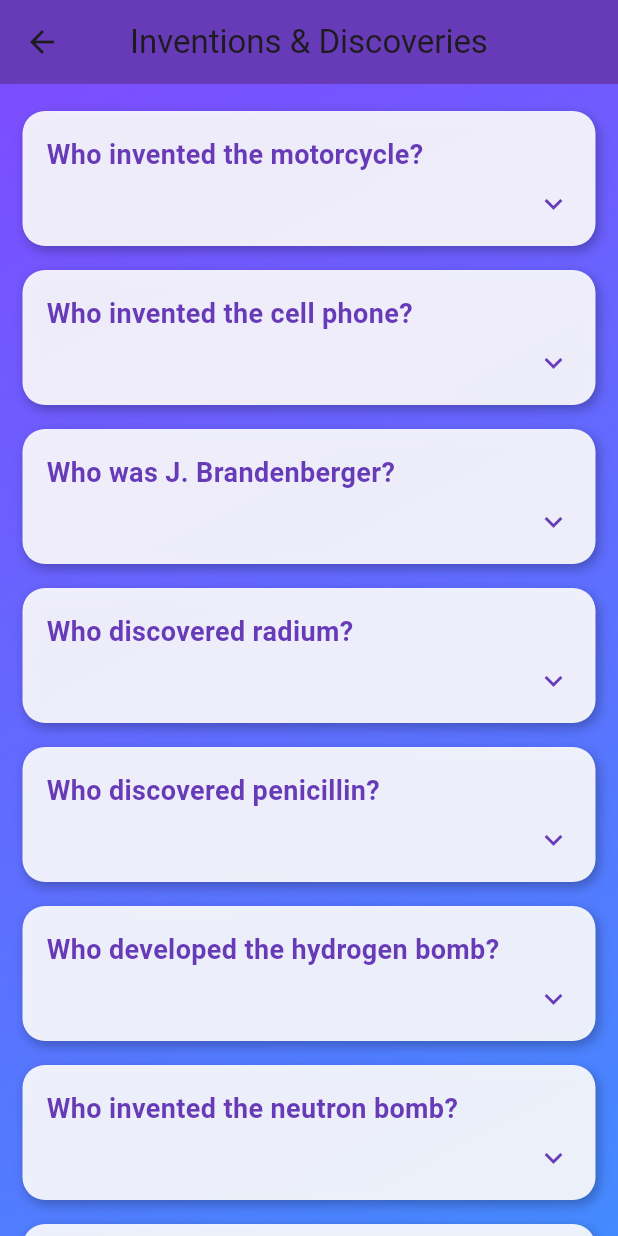
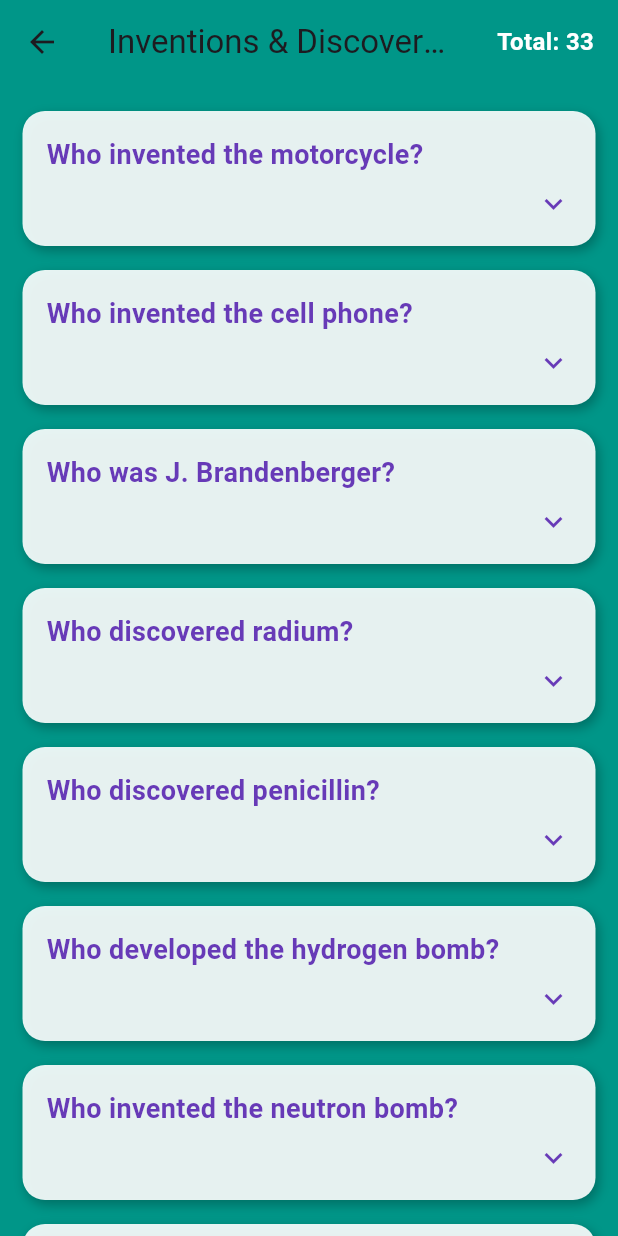
Before and after one commit to mcq-engineering/MCQ, a Flutter app: the inventions screen opened directly, on a phone screen of 412 x 824 dp. Run offline on Flutter 3.47's test engine with Material 3 defaults, Android fonts, the phone set to English and light mode, and no system bars; our stand-ins replace font_awesome_flutter.

Commit message:
Update app

```diff
--- a/lib/GeneralKnowledge/inventions.dart
+++ b/lib/GeneralKnowledge/inventions.dart
@@ -11,6 +11,7 @@ class inventions extends StatefulWidget {
 class _inventionsState extends State<inventions> {
   final String jsonData = '''
 [
+
   {"question": "Who invented the motorcycle?", "answer": "Gottlieb Daimler and Wilhelm Maybach in 1885 (Daimler Reitwagen, Germany)."},
   {"question": "Who invented the cell phone?", "answer": "Martin Cooper in 1973 at Motorola, USA (first portable handheld mobile phone)."},
   {"question": "Who was J. Brandenberger?", "answer": "Jacques Edwin Brandenberger, Swiss chemist, invented cellophane in 1908."},
@@ -35,9 +36,16 @@ class _inventionsState extends State<inventions> {
   {"question": "Who deciphered the genetic code?", "answer": "Har Gobind Khorana (1960s–70s) – synthesized first artificial gene and decoded codons. Nobel Prize 1968."},
   {"question": "Who discovered insulin?", "answer": "Frederick Banting and Charles Best in 1921 (isolated insulin to treat diabetes)."},
   {"question": "Who invented the internal combustion engine?", "answer": "Nikolaus Otto in 1876 (four-stroke engine)."},
-  {"question": "Who invented the Diesel engine?", "answer": "Rudolf Diesel in 1897 (compression-ignition engine)."}
+  {"question": "Who invented the Diesel engine?", "answer": "Rudolf Diesel in 1897 (compression-ignition engine)."},
+  {"question": "Who invented the electric battery?", "answer": "Alessandro Volta in 1800 (Voltaic Pile)."},
+  {"question": "Who is the founder of antiseptic medicine?", "answer": "Joseph Lister in 1867 (used carbolic acid to sterilize surgical instruments and wounds)."},
+  {"question": "Who is known as the father of modern surgery?", "answer": "John Hunter (1728–1793), Scottish surgeon and anatomist."},
+  {"question": "Who proposed the Big Bang Theory?", "answer": "Georges Lemaître in 1927 (primeval atom theory)."},
+  {"question": "Who invented dynamite?", "answer": "Alfred Nobel in 1867 (nitroglycerin stabilized with absorbent material)."},
+  {"question": "Who first invented gunpowder?", "answer": "Chinese alchemists in 9th century (mixture of saltpeter, charcoal, and sulfur)."},
+  {"question": "Who built the first full-scale working steam locomotive?", "answer": "Richard Trevithick in 1804 (Penydarren locomotive, Wales)."},
+  {"question": "Who built the first practical airplane?", "answer": "Wright brothers, Orville and Wilbur Wright in 1903 (Wright Flyer)."}
 ]
-
   ''';
 
   late List<dynamic> quizItems;
@@ -56,15 +64,31 @@ class _inventionsState extends State<inventions> {
       appBar: AppBar(
         title: const Text('Inventions & Discoveries'),
         centerTitle: true,
-        backgroundColor: Colors.deepPurple,
+        backgroundColor: Colors.teal,
+        actions: [
+          Padding(
+            padding: const EdgeInsets.symmetric(horizontal: 16),
+            child: Center(
+              child: Text(
+                'Total: ${quizItems.length}',
+                style: const TextStyle(
+                  fontSize: 16,
+                  fontWeight: FontWeight.bold,
+                  color: Colors.white,
+                ),
+              ),
+            ),
+          ),
+        ],
       ),
       body: Container(
         decoration: const BoxDecoration(
-          gradient: LinearGradient(
-            colors: [Colors.deepPurpleAccent, Colors.blueAccent],
-            begin: Alignment.topLeft,
-            end: Alignment.bottomRight,
-          ),
+          // gradient: LinearGradient(
+          //   colors: [Colors.deepPurpleAccent, Colors.blueAccent],
+          //   begin: Alignment.topLeft,
+          //   end: Alignment.bottomRight,
+          // ),
+          color: Colors.teal,
         ),
         child: ListView.builder(
           padding: const EdgeInsets.all(10),
```
